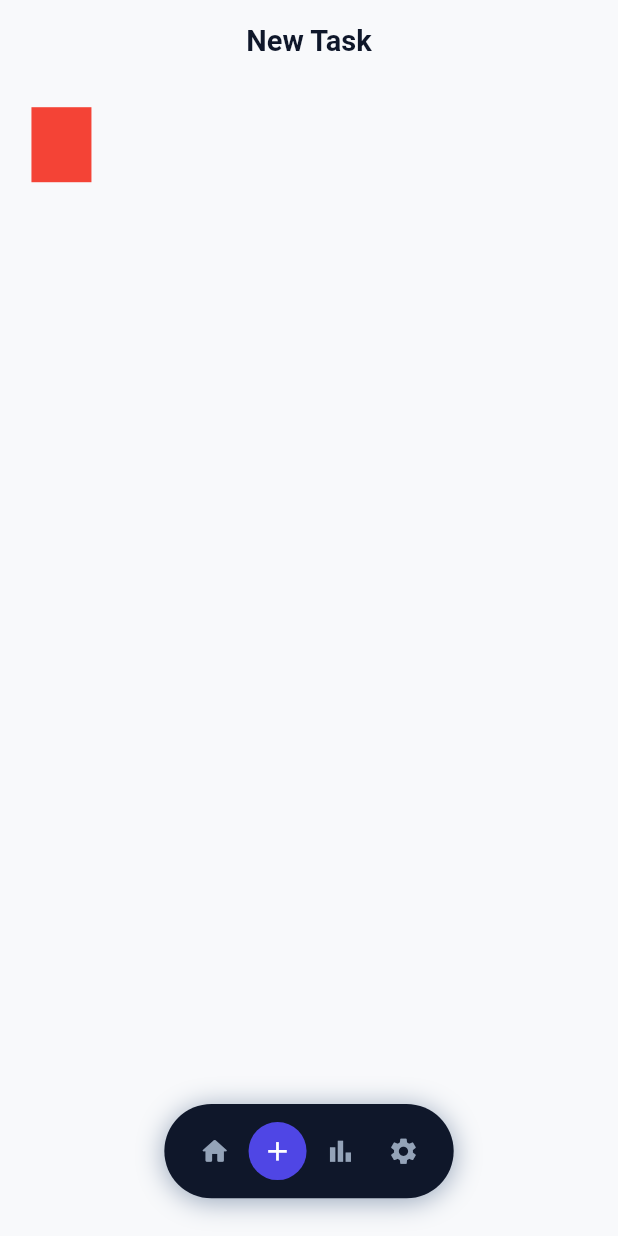
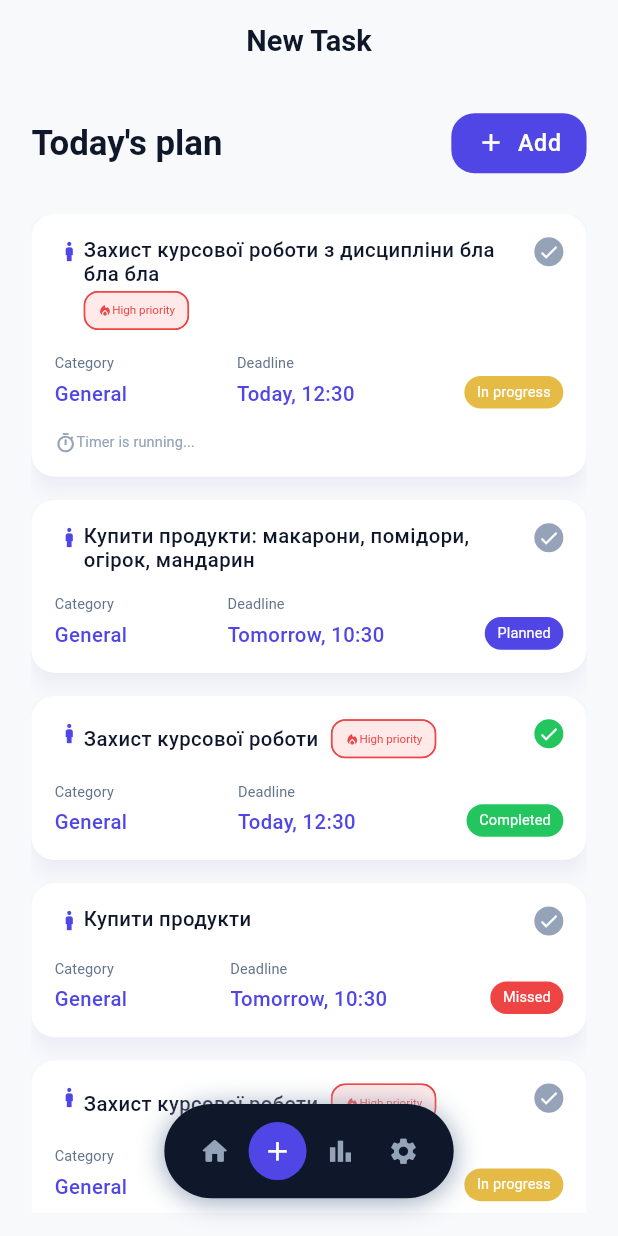
Before and after one commit to jjuulliiaas/PlanBee, a Flutter app: the screen it shows after launch, after a tap on the "add" icon, on a phone screen of 412 x 824 dp. Run offline on Flutter 3.47's test engine with Material 3 defaults, Android fonts, the phone set to English and light mode, and no system bars; our stand-ins replace flutter_screenutil; Roboto replaces fonts that are missing (Manrope).

Commit message:
- upgrade screens structure for correct widgets visible
- add task model

- add task card

```diff
--- a/lib/core/theme/app_theme.dart
+++ b/lib/core/theme/app_theme.dart
@@ -25,7 +25,10 @@ class AppTheme {
   static Color get _successGreen => const Color(0xFF22C55E);
   static Color get _successGreenSoft => const Color(0xFFDCFCE7);
   static Color get _errorRed => const Color(0xFFEF4444);
+  static Color get _errorRedSoft => const Color(0xFFFFE9E9);
   static Color get _yellow => const Color(0xFFE5BB46);
+
+  static Color get _shadowColor => const Color(0x1A4F46E5);
 
   // Sizes and forms
 
@@ -133,6 +136,7 @@ class AppTheme {
       cardTheme: CardThemeData(
         color: _white,
         elevation: 0,
+        shadowColor: _shadowColor,
         margin: EdgeInsets.zero,
         shape: RoundedRectangleBorder(
           borderRadius: BorderRadius.circular(radiusLarge),
@@ -144,9 +148,9 @@ class AppTheme {
           backgroundColor: _accent,
           foregroundColor: _white,
           elevation: 0,
-          padding: EdgeInsets.symmetric(horizontal: 24.w, vertical: 16.h),
+          padding: EdgeInsets.symmetric(horizontal: 16.w, vertical: 8.h),
           shape: RoundedRectangleBorder(
-            borderRadius: BorderRadius.circular(radiusMedium),
+            borderRadius: BorderRadius.circular(radiusLarge),
           ),
           textStyle: textTheme.bodyMedium,
         ),
@@ -177,28 +181,25 @@ class AppTheme {
           if (states.contains(WidgetState.selected)) {
             return _successGreen;
           }
-          return Colors.transparent;
+          return _hintDisabled;
         }),
-        side: WidgetStateBorderSide.resolveWith((states) {
-          if (states.contains(WidgetState.selected)) return BorderSide.none;
-          return BorderSide(color: _hintDisabled, width: 1.5);
-        }),
+        side: BorderSide.none,
         checkColor: WidgetStateProperty.all(_white),
       ),
 
       chipTheme: ChipThemeData(
-        backgroundColor: _white,
-        selectedColor: _accentSoft,
-        disabledColor: _hintDisabled,
-        labelStyle: textTheme.labelSmall,
-        checkmarkColor: _accent,
-        padding: EdgeInsets.symmetric(horizontal: 12.w, vertical: 8.h),
+        backgroundColor: _errorRedSoft,
+        selectedColor: _errorRed,
+        disabledColor: _errorRed,
+        labelStyle: textTheme.labelSmall?.copyWith(color: _errorRed),
+        checkmarkColor: _errorRed,
+        padding: EdgeInsets.symmetric(horizontal: 8.w, vertical: 0.h),
         shape: RoundedRectangleBorder(
           borderRadius: BorderRadius.circular(radiusSmall),
         ),
         side: WidgetStateBorderSide.resolveWith((states) {
           if(states.contains(WidgetState.selected)) return BorderSide.none;
-          return BorderSide(color: _hintDisabled);
+          return BorderSide(color: _errorRed);
         }),
       ),
 
--- /dev/null
+++ b/lib/core/utils/formatted_date.dart
@@ -0,0 +1,20 @@
+String getFormattedDate(DateTime date) {
+  final now = DateTime.now();
+  final today = DateTime(now.year, now.month, now.day);
+  final tomorrow = today.add(const Duration(days: 1));
+  final yesterday = today.subtract(const Duration(days: 1));
+  final dateToCheck = DateTime(date.year, date.month, date.day);
+
+  String dayText;
+  if (dateToCheck == today) {
+    dayText = 'Today';
+  } else if (dateToCheck == tomorrow) {
+    dayText = 'Tomorrow';
+  } else if (dateToCheck == yesterday) {
+    dayText = 'Yesterday';
+  } else {
+    dayText = '${date.day}.${date.month}';
+  }
+
+  return '$dayText, ${date.hour}:${date.minute.toString().padLeft(2, '0')}';
+}
--- a/lib/screens/create_edit_task/screen.dart
+++ b/lib/screens/create_edit_task/screen.dart
@@ -17,7 +17,7 @@ class CreateEditScreen extends StatelessWidget {
       ),
         body: Stack(
             children: [
-              const HomeBody(),
+              HomeBody(),
               const CustomBottomBar(currentIndex: 1)
             ]
         )
--- a/lib/screens/home/body.dart
+++ b/lib/screens/home/body.dart
@@ -1,20 +1,101 @@
 import 'package:flutter/material.dart';
+import 'package:flutter_screenutil/flutter_screenutil.dart';
 import 'package:planbee/core/utils/app_padding.dart';
 
+import '../../blocks/task/model.dart';
+import 'components/task_card/task_card.dart';
+
 class HomeBody extends StatelessWidget {
-  const HomeBody({super.key});
+   HomeBody({super.key});
+
+  final List<TaskModel> mockTasks = [
+    TaskModel(
+      id: '1',
+      title: 'Захист курсової роботи з дисципліни бла бла бла',
+      createdAt: DateTime.now(),
+      deadline: DateTime.now().add(const Duration(hours: 2)),
+      isHighPriority: true,
+      status: TaskStatus.inProgress,
+    ),
+    TaskModel(
+      id: '2',
+      title: 'Купити продукти: макарони, помідори, огірок, мандарин',
+      createdAt: DateTime.now(),
+      deadline: DateTime.now().add(const Duration(days: 1)),
+      status: TaskStatus.planned,
+    ),
+    TaskModel(
+      id: '3',
+      title: 'Захист курсової роботи',
+      createdAt: DateTime.now(),
+      deadline: DateTime.now().add(const Duration(hours: 2)),
+      isHighPriority: true,
+      status: TaskStatus.completed,
+    ),
+    TaskModel(
+      id: '4',
+      title: 'Купити продукти',
+      createdAt: DateTime.now(),
+      deadline: DateTime.now().add(const Duration(days: 1)),
+      status: TaskStatus.missed,
+    ),
+    TaskModel(
+      id: '5',
+      title: 'Захист курсової роботи',
+      createdAt: DateTime.now(),
+      deadline: DateTime.now().add(const Duration(hours: 2)),
+      isHighPriority: true,
+      status: TaskStatus.inProgress,
+    ),
+    TaskModel(
+      id: '6',
+      title: 'Купити продукти',
+      createdAt: DateTime.now(),
+      deadline: DateTime.now().add(const Duration(days: 1)),
+      status: TaskStatus.planned,
+    ),
+  ];
 
   @override
   Widget build(BuildContext context) {
+    final theme = Theme.of(context);
+    final textTheme = theme.textTheme;
+    final colorScheme = theme.colorScheme;
+
     return Padding(
         padding: AppPadding.screen(context),
-        child: Container(
-          width: 40,
-          height: 50,
-          decoration: BoxDecoration(
-            color: Colors.red
-          ),
-        ),
+        child: Column(
+          children: [
+            Row(
+              mainAxisAlignment: MainAxisAlignment.spaceBetween,
+              children: [
+                Text(
+                  'Today\'s plan',
+                  style: textTheme.headlineMedium,
+                ),
+                ElevatedButton.icon(
+                  onPressed: () {},
+                  icon: Icon(Icons.add, size: 20.r),
+                  label: Text(
+                    'Add',
+                    style: textTheme.bodyLarge?.copyWith(color: colorScheme.onPrimary),
+                  ),
+                )
+              ],
+            ),
+            SizedBox(height: 24.h),
+            Expanded(
+              child: ListView.builder(
+                padding: EdgeInsets.only(bottom: 100.h),
+                itemCount: mockTasks.length,
+                physics: const BouncingScrollPhysics(),
+                itemBuilder: (context, index) {
+                  return TaskCard(task: mockTasks[index]);
+                },
+              ),
+            ),
+          ],
+        )
     );
   }
 }
--- /dev/null
+++ b/lib/screens/home/components/task_card/check_box.dart
@@ -0,0 +1,44 @@
+import 'package:flutter/material.dart';
+import 'package:flutter_screenutil/flutter_screenutil.dart';
+import 'package:planbee/core/theme/colors_extension.dart';
+
+class CustomCheckbox extends StatelessWidget {
+  final bool isChecked;
+  final ValueChanged<bool>? onChanged;
+
+  const CustomCheckbox({
+    super.key,
+    required this.isChecked,
+    this.onChanged,
+  });
+
+  @override
+  Widget build(BuildContext context) {
+    final theme = Theme.of(context);
+    final customColors = theme.extension<AppColorsExtension>();
+
+    return GestureDetector(
+      onTap: () {
+        if (onChanged != null) {
+          onChanged!(!isChecked);
+        }
+      },
+      child: AnimatedContainer(
+        duration: const Duration(milliseconds: 200),
+        width: 20.r,
+        height: 20.r,
+        decoration: BoxDecoration(
+          shape: BoxShape.circle,
+          color: isChecked
+              ? customColors?.success
+              : theme.colorScheme.outline,
+        ),
+        child: Icon(
+          Icons.check,
+          size: 15.r,
+          color: Colors.white,
+        ),
+      ),
+    );
+  }
+}
--- /dev/null
+++ b/lib/screens/home/components/task_card/info_column.dart
@@ -0,0 +1,37 @@
+import 'package:flutter/material.dart';
+import 'package:flutter_screenutil/flutter_screenutil.dart';
+
+class InfoColumn extends StatelessWidget {
+  const InfoColumn({
+    super.key,
+    required this.label,
+    required this.value,
+    required this.colorValue
+  });
+
+  final String label;
+  final String value;
+  final Color colorValue;
+
+  @override
+  Widget build(BuildContext context) {
+    final theme = Theme.of(context);
+    final colorScheme = theme.colorScheme;
+    final textTheme = theme.textTheme;
+
+    return Column(
+      crossAxisAlignment: CrossAxisAlignment.start,
+      children: [
+        Text(
+          label,
+          style: textTheme.labelLarge?.copyWith(color: colorScheme.secondary),
+        ),
+        SizedBox(height: 4.h,),
+        Text(
+          value,
+          style: textTheme.bodyMedium?.copyWith(color: colorValue),
+        ),
+      ],
+    );
+  }
+}
--- /dev/null
+++ b/lib/screens/home/components/task_card/priority_badge.dart
@@ -0,0 +1,32 @@
+import 'package:flutter/material.dart';
+import 'package:flutter_screenutil/flutter_screenutil.dart';
+
+class PriorityBadge extends StatelessWidget {
+  const PriorityBadge({super.key});
+
+  @override
+  Widget build(BuildContext context) {
+    final theme = Theme.of(context);
+    final colorScheme = theme.colorScheme;
+
+    return Chip(
+      label: Row(
+        mainAxisSize: MainAxisSize.min,
+        children: [
+          Icon(
+            Icons.local_fire_department_rounded,
+            size: 10.r,
+            color: colorScheme.error,
+          ),
+          Text(
+            'High priority',
+          ),
+        ],
+      ),
+      materialTapTargetSize: MaterialTapTargetSize.shrinkWrap,
+      visualDensity: const VisualDensity(horizontal: -4, vertical: -4),
+      labelPadding: EdgeInsets.symmetric(horizontal: 8.w),
+      padding: EdgeInsets.zero,
+    );
+  }
+}
--- /dev/null
+++ b/lib/screens/home/components/task_card/task_card.dart
@@ -0,0 +1,111 @@
+import 'package:flutter/material.dart';
+import 'package:flutter_screenutil/flutter_screenutil.dart';
+import 'package:planbee/screens/home/components/task_card/priority_badge.dart';
+import 'package:planbee/widgets/status_badge.dart';
+import '../../../../blocks/task/model.dart';
+import '../../../../core/theme/app_theme.dart';
+import '../../../../core/utils/formatted_date.dart';
+import 'check_box.dart';
+import 'info_column.dart';
+
+class TaskCard extends StatelessWidget {
+  final TaskModel task;
+
+  const TaskCard({super.key, required this.task});
+
+  @override
+  Widget build(BuildContext context) {
+    final theme = Theme.of(context);
+    final colorScheme = theme.colorScheme;
+    final textTheme = theme.textTheme;
+
+    return Card(
+      margin: EdgeInsets.only(bottom: 16.h),
+      shape: RoundedRectangleBorder(
+        borderRadius: BorderRadius.circular(AppTheme.radiusLarge),
+      ),
+      elevation: 5,
+      // shadowColor: Color.lerp(colorScheme.surface, colorScheme.primary, 0.1)!,
+      child: Container(
+        padding: EdgeInsets.all(16.r),
+        child: Column(
+          crossAxisAlignment: CrossAxisAlignment.start,
+          children: [
+            Row(
+              crossAxisAlignment: CrossAxisAlignment.start,
+              children: [
+                Icon(
+                    Icons.boy,  // replace with dynamic icons
+                    size: 20.r,
+                    color: colorScheme.primary
+                ),
+                Expanded(
+                  child: Wrap(
+                    crossAxisAlignment: WrapCrossAlignment.center,
+                    spacing: 8.w,
+                    runSpacing: 4.h,
+                    children: [
+                      Text(
+                        task.title,
+                        style: theme.textTheme.bodyMedium?.copyWith(
+                          height: 1.2,
+                        ),
+                      ),
+                      if (task.isHighPriority) const PriorityBadge(),
+                    ],
+                  ),
+                ),
+
+                SizedBox(width: 12.w),
+
+                CustomCheckbox(
+                  isChecked: task.status == TaskStatus.completed,
+                  onChanged: (value) {
+                    print('Task Completed!!!');
+                  },
+                ),
+              ],
+            ),
+
+            SizedBox(height: 16.h),
+
+            Row(
+              mainAxisAlignment: MainAxisAlignment.spaceBetween,
+              crossAxisAlignment: CrossAxisAlignment.end,
+              children: [
+                InfoColumn(
+                  label: 'Category',
+                  value: task.categoryId ?? 'General',
+                  colorValue: colorScheme.primary,
+                ),
+                InfoColumn(
+                  label: 'Deadline',
+                  value: getFormattedDate(task.deadline),
+                  colorValue: colorScheme.primary,
+                ),
+                StatusBadge(status: task.status),
+              ],
+            ),
+
+            if (task.status == TaskStatus.inProgress) ...[
+              SizedBox(height: 16.h),
+              Row(
+                children: [
+                  Icon(
+                    Icons.timer_outlined,
+                    color: colorScheme.outline,
+                    size: 15.r,
+                  ),
+                  Text(
+                    'Timer is running...',
+                    style: textTheme.labelLarge?.copyWith(color: colorScheme.outline),
+                  ),
+                ],
+              )
+            ]
+          ],
+        ),
+      ),
+    );
+  }
+}
--- a/lib/screens/home/screen.dart
+++ b/lib/screens/home/screen.dart
@@ -18,8 +18,8 @@ class HomeScreen extends StatelessWidget {
         ),
       body: Stack(
         children: [
-          const HomeBody(),
-          const CustomBottomBar(currentIndex: 0)
+          HomeBody(),
+          const CustomBottomBar(currentIndex: 0),
         ]
       )
     );
--- a/lib/screens/settings/screen.dart
+++ b/lib/screens/settings/screen.dart
@@ -17,7 +17,7 @@ class SettingsScreen extends StatelessWidget {
       ),
         body: Stack(
             children: [
-              const HomeBody(),
+              HomeBody(),
               const CustomBottomBar(currentIndex: 3)
             ]
         )
--- a/lib/screens/statistics/screen.dart
+++ b/lib/screens/statistics/screen.dart
@@ -17,7 +17,7 @@ class StatisticsScreen extends StatelessWidget {
       ),
         body: Stack(
             children: [
-              const HomeBody(),
+              HomeBody(),
               const CustomBottomBar(currentIndex: 2)
             ]
         )
--- /dev/null
+++ b/lib/widgets/status_badge.dart
@@ -0,0 +1,38 @@
+import 'package:flutter/material.dart';
+import 'package:flutter_screenutil/flutter_screenutil.dart';
+import 'package:planbee/blocks/task/model.dart';
+import 'package:planbee/core/theme/app_theme.dart';
+import 'package:planbee/core/theme/colors_extension.dart';
+
+class StatusBadge extends StatelessWidget {
+  const StatusBadge({super.key, required this.status});
+
+  final TaskStatus status;
+
+  @override
+  Widget build(BuildContext context) {
+    final theme = Theme.of(context);
+    final colorScheme = theme.colorScheme;
+    final customColors = theme.extension<AppColorsExtension>();
+    final textTheme = theme.textTheme;
+
+    final (color, label) = switch(status) {
+      TaskStatus.planned => (colorScheme.primary, 'Planned'),
+      TaskStatus.inProgress => (customColors?.yellow, 'In progress'),
+      TaskStatus.completed => (customColors?.success, 'Completed'),
+      TaskStatus.missed => (colorScheme.error, 'Missed')
+    };
+
+    return Container(
+      padding: EdgeInsets.symmetric(horizontal: 8.w, vertical: 4.h),
+      decoration: BoxDecoration(
+        color: color,
+        borderRadius: BorderRadius.circular(AppTheme.radiusLarge),
+      ),
+      child: Text(
+        label,
+        style: textTheme.labelLarge?.copyWith(color: colorScheme.onPrimary),
+      ),
+    );
+  }
+}
```
